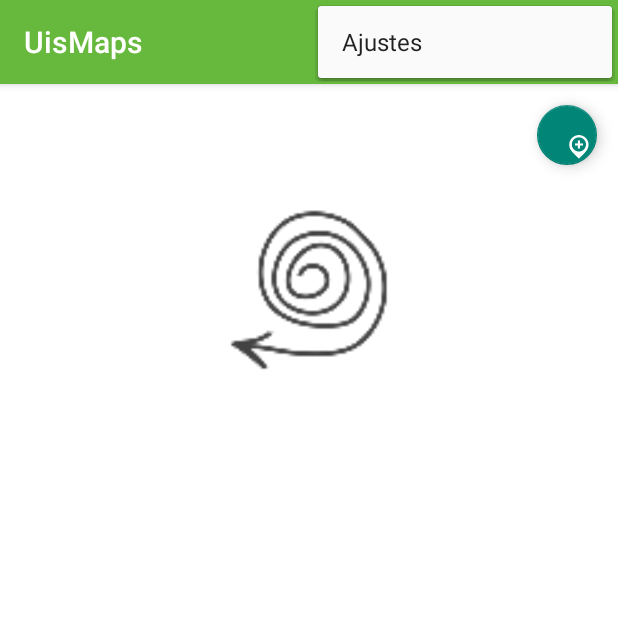
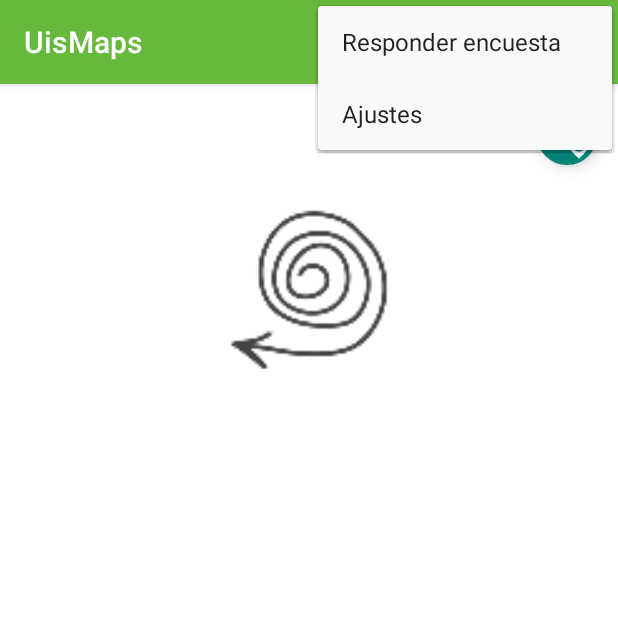
Before and after one commit to cheloreyes/UisMaps, an Android app: the screen it shows after launch (MainActivity), with the options menu open, on a phone screen of 412 x 824 dp, the top half of it. Run offline under Robolectric (Android 15) with nearby library versions, the phone set to English and light mode, and no system bars; libraries missing offline, so code that uses them is left out: com.melnykov.fab, com.sothree.slidinguppanel; plain views replace FloatingActionButton, SlidingUpPanelLayout; Roboto replaces fonts that are not available here; 23 statements that could not run were skipped.

Commit message:
UisMaps RC 2 + Se agrega botón en el menú para dirigir hacia la encuesta. + Botón sobre "About US" en las preferencias dirige a la pagina de www.uismaps.com

```diff
--- a/app/src/main/java/com/proyecto/uis/uismaps/Content/ContentManager.java
+++ b/app/src/main/java/com/proyecto/uis/uismaps/Content/ContentManager.java
@@ -160,6 +160,7 @@ public class ContentManager extends View implements Constants, View.OnClickListe
      * Establece al layout contenedor a registrar los eventos tactiles. Cuando se habilita la interfaz especial.
      */
     private void initBlindCapabilities() {
+        miMapview.removeMapObjects();
         iMapContainer.setOnClickListener(this);
         iMapContainer.setOnLongClickListener(this);
         iMapContainer.setId(ID_MAP_CONTAINER);
--- a/app/src/main/res/menu/menu_main.xml
+++ b/app/src/main/res/menu/menu_main.xml
@@ -11,9 +11,13 @@
         app:actionViewClass="android.support.v7.widget.SearchView"
         app:showAsAction="ifRoom|collapseActionView" />
     <item
+        android:id="@+id/action_poll"
+        android:orderInCategory="100"
+        android:title="@string/action_poll"
+        app:showAsAction="never" />
+    <item
         android:id="@+id/action_settings"
         android:orderInCategory="100"
         android:title="@string/action_settings"
         app:showAsAction="never" />
-
 </menu>
--- a/app/src/main/res/values/strings.xml
+++ b/app/src/main/res/values/strings.xml
@@ -3,6 +3,7 @@
 
     <string name="app_name">UisMaps</string>
     <string name="action_settings">Ajustes</string>
+    <string name="action_poll">Responder encuesta</string>
 
     <string name="destination_not_know">No es posible iniciar la navegación, destino desconocido. Por favor seleccione el destino tocando en el mapa e intente nuevamente.</string>
     <string name="waiting_GPS">Esperando ubicación GPS.</string>
```
Also changed, not shown: app/src/main/java/com/proyecto/uis/uismaps/Content/SettingsActivity.java (+22 -3 lines), app/src/main/java/com/proyecto/uis/uismaps/MainActivity.java (+10 -0 lines), app/src/main/res/xml/settings_screen.xml (+3 -5 lines).
